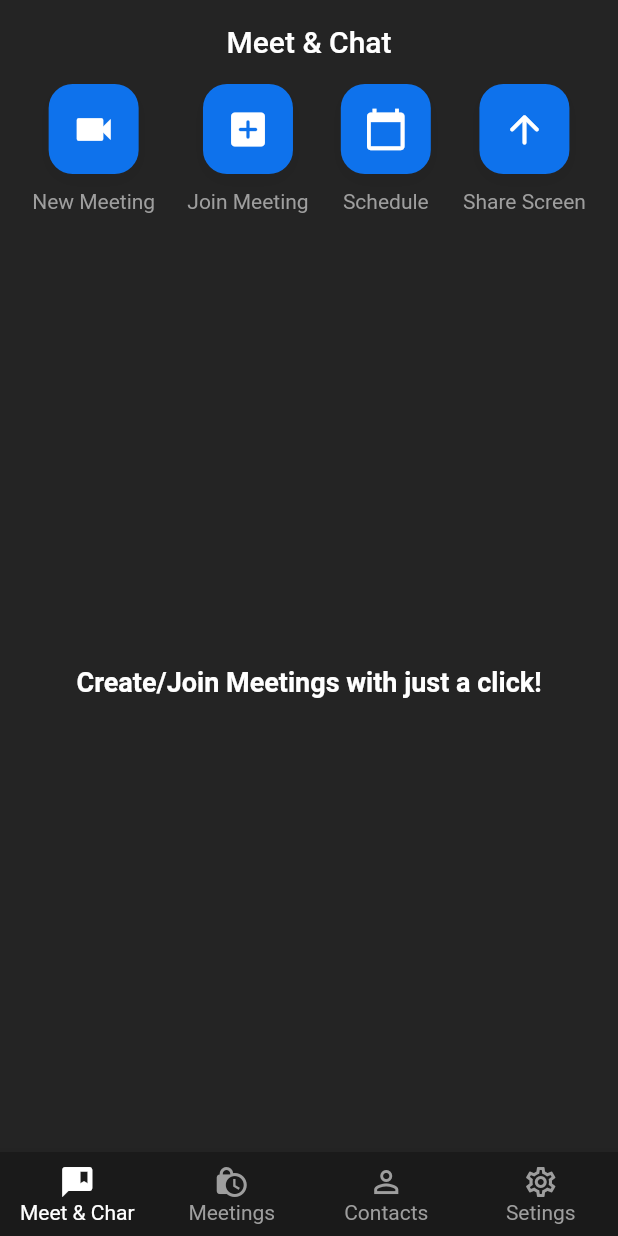
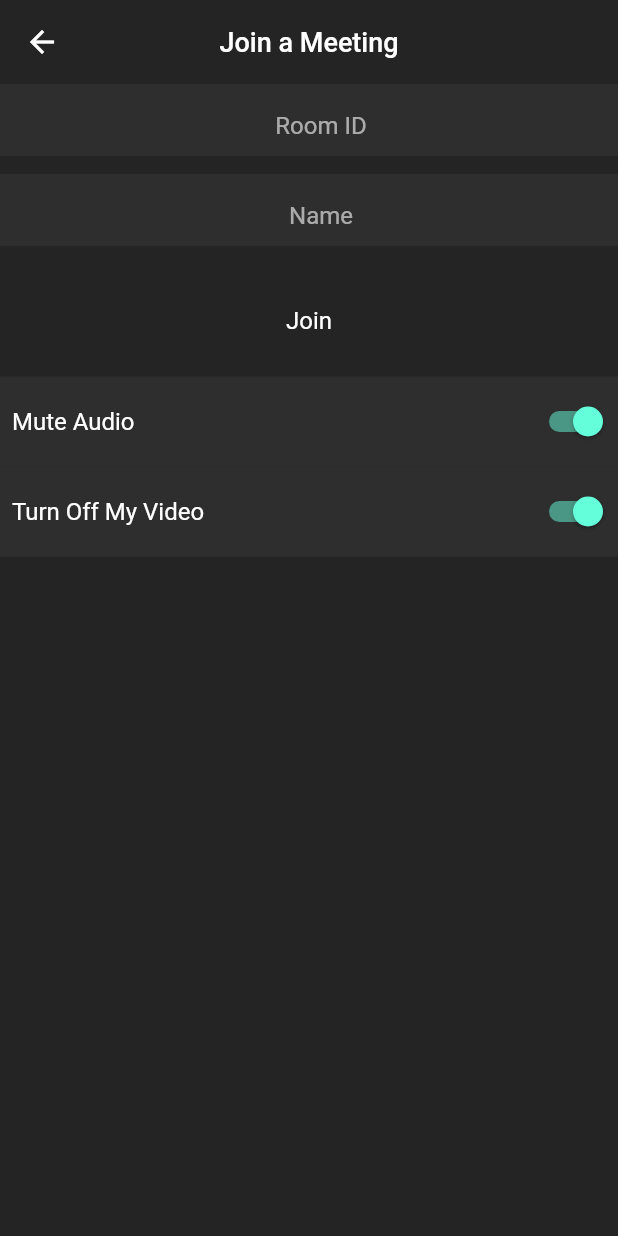
Before and after one commit to closethereport/Zoom, a Flutter app: the screen it shows once a user with an empty profile is signed in, after a tap on "Join Meeting", on a phone screen of 412 x 824 dp. Run offline on Flutter 3.47's test engine with Material 2 defaults, Android fonts, the phone set to English and light mode, and no system bars; our stand-ins replace cloud_firestore, firebase_auth, firebase_core, google_sign_in; missing offline and left inert: jitsi_meet; accounts and stored records are empty; network calls fail.

Commit message:
Create Join Video Screen UI

```diff
--- a/lib/main.dart
+++ b/lib/main.dart
@@ -2,6 +2,7 @@ import 'package:flutter/material.dart';
 import 'package:test/resources/auth_methods.dart';
 import 'package:test/screens/home_screen.dart';
 import 'package:test/screens/login_screen.dart';
+import 'package:test/screens/video_call_screen.dart';
 import 'package:test/utils/colors.dart';
 import 'package:firebase_core/firebase_core.dart';
 
@@ -24,6 +25,7 @@ class MyApp extends StatelessWidget {
       routes: {
         '/login': (context) => const LoginScreen(),
         '/home': (context) => const HomeScreen(),
+        '/video-call': (context) => const VideoCallScreen()
       },
       home: StreamBuilder(
         stream: AuthMethods().authChanges,
--- a/lib/resources/jitsi_meet_methods.dart
+++ b/lib/resources/jitsi_meet_methods.dart
@@ -9,15 +9,22 @@ class JitsiMeetMethods {
     required String roomName,
     required bool isAudioMuted,
     required bool isVideoMuted,
+    String username = '',
   }) async {
     try {
       FeatureFlag featureFlag = FeatureFlag();
       featureFlag.welcomePageEnabled = false;
       featureFlag.resolution = FeatureFlagVideoResolution
           .MD_RESOLUTION; // Limit video resolution to 360p
+      String name;
+      if (username.isEmpty) {
+        name = _authMethods.user.displayName!;
+      } else {
+        name = username;
+      }
 
       var options = JitsiMeetingOptions(room: roomName)
-        ..userDisplayName = _authMethods.user.displayName
+        ..userDisplayName = name
         ..userEmail = _authMethods.user.email
         ..userAvatarURL = _authMethods.user.photoURL
         ..audioMuted = isAudioMuted
--- a/lib/screens/meeting_screen.dart
+++ b/lib/screens/meeting_screen.dart
@@ -16,6 +16,10 @@ class MeetingScreen extends StatelessWidget {
         roomName: roomName, isAudioMuted: true, isVideoMuted: true);
   }
 
+  joinMeeting(BuildContext context) {
+    Navigator.pushNamed(context, '/video-call');
+  }
+
   @override
   Widget build(BuildContext context) {
     return Column(
@@ -29,7 +33,7 @@ class MeetingScreen extends StatelessWidget {
               icon: Icons.videocam,
             ),
             HomeMeetingButton(
-              onPressed: () {},
+              onPressed: () => joinMeeting(context),
               text: 'Join Meeting',
               icon: Icons.add_box_rounded,
             ),
--- /dev/null
+++ b/lib/screens/video_call_screen.dart
@@ -0,0 +1,138 @@
+import 'package:flutter/material.dart';
+import 'package:jitsi_meet/jitsi_meet.dart';
+import 'package:test/resources/auth_methods.dart';
+import 'package:test/resources/jitsi_meet_methods.dart';
+import 'package:test/utils/colors.dart';
+import 'package:test/widgets/meeting_option.dart';
+
+class VideoCallScreen extends StatefulWidget {
+  const VideoCallScreen({Key? key}) : super(key: key);
+
+  @override
+  State<VideoCallScreen> createState() => _VideoCallScreenState();
+}
+
+class _VideoCallScreenState extends State<VideoCallScreen> {
+  final AuthMethods _authMethods = AuthMethods();
+  late TextEditingController meetingIdController;
+  late TextEditingController nameController;
+  final JitsiMeetMethods _jitsiMeetMethods = JitsiMeetMethods();
+  bool isAudioMuted = true;
+  bool isVideoMuted = true;
+
+  @override
+  void initState() {
+    meetingIdController = TextEditingController();
+    nameController = TextEditingController(text: _authMethods.user.displayName);
+    super.initState();
+  }
+
+  @override
+  void dispose() {
+    super.dispose();
+    meetingIdController.dispose();
+    nameController.dispose();
+    JitsiMeet.removeAllListeners();
+  }
+
+  _joinMeeting() {
+    _jitsiMeetMethods.createMeeting(
+      roomName: meetingIdController.text,
+      isAudioMuted: isAudioMuted,
+      isVideoMuted: isVideoMuted,
+      username: nameController.text,
+    );
+  }
+
+  Widget build(BuildContext context) {
+    return Scaffold(
+      appBar: AppBar(
+        elevation: 0,
+        backgroundColor: backgroundColor,
+        title: const Text(
+          'Join a Meeting',
+          style: TextStyle(
+            fontSize: 18,
+          ),
+        ),
+        centerTitle: true,
+      ),
+      body: Column(
+        children: [
+          SizedBox(
+            height: 60,
+            child: TextField(
+              controller: meetingIdController,
+              maxLines: 1,
+              textAlign: TextAlign.center,
+              keyboardType: TextInputType.number,
+              decoration: const InputDecoration(
+                fillColor: secondaryBackgroundColor,
+                filled: true,
+                border: InputBorder.none,
+                hintText: 'Room ID',
+                contentPadding: EdgeInsets.fromLTRB(16, 8, 0, 0),
+              ),
+            ),
+          ),
+          SizedBox(
+            height: 60,
+            child: TextField(
+              controller: nameController,
+              maxLines: 1,
+              textAlign: TextAlign.center,
+              keyboardType: TextInputType.number,
+              decoration: const InputDecoration(
+                fillColor: secondaryBackgroundColor,
+                filled: true,
+                border: InputBorder.none,
+                hintText: 'Name',
+                contentPadding: EdgeInsets.fromLTRB(16, 8, 0, 0),
+              ),
+            ),
+          ),
+          const SizedBox(
+            height: 20,
+          ),
+          InkWell(
+            onTap: _joinMeeting,
+            child: const Padding(
+              padding: EdgeInsets.all(8),
+              child: Text(
+                'Join',
+                style: TextStyle(
+                  fontSize: 16,
+                ),
+              ),
+            ),
+          ),
+          const SizedBox(
+            height: 20,
+          ),
+          MeetingOption(
+            text: 'Mute Audio',
+            isMute: isAudioMuted,
+            onChange: onAudioMuted,
+          ),
+          MeetingOption(
+            text: 'Turn Off My Video',
+            isMute: isVideoMuted,
+            onChange: onVideoMuted,
+          ),
+        ],
+      ),
+    );
+  }
+
+  onAudioMuted(bool val) {
+    setState(() {
+      isAudioMuted = val;
+    });
+  }
+
+  onVideoMuted(bool val) {
+    setState(() {
+      isVideoMuted = val;
+    });
+  }
+}
--- /dev/null
+++ b/lib/widgets/meeting_option.dart
@@ -0,0 +1,38 @@
+import 'package:flutter/material.dart';
+import 'package:test/utils/colors.dart';
+
+class MeetingOption extends StatelessWidget {
+  final String text;
+  final bool isMute;
+  final Function(bool) onChange;
+  const MeetingOption(
+      {Key? key,
+      required this.text,
+      required this.isMute,
+      required this.onChange})
+      : super(key: key);
+
+  @override
+  Widget build(BuildContext context) {
+    return Container(
+      height: 60,
+      color: secondaryBackgroundColor,
+      child: Row(
+        mainAxisAlignment: MainAxisAlignment.spaceBetween,
+        children: [
+          Padding(
+            padding: const EdgeInsets.all(8.0),
+            child: Text(
+              text,
+              style: TextStyle(fontSize: 16),
+            ),
+          ),
+          Switch.adaptive(
+            value: isMute,
+            onChanged: (onChange),
+          )
+        ],
+      ),
+    );
+  }
+}
```
